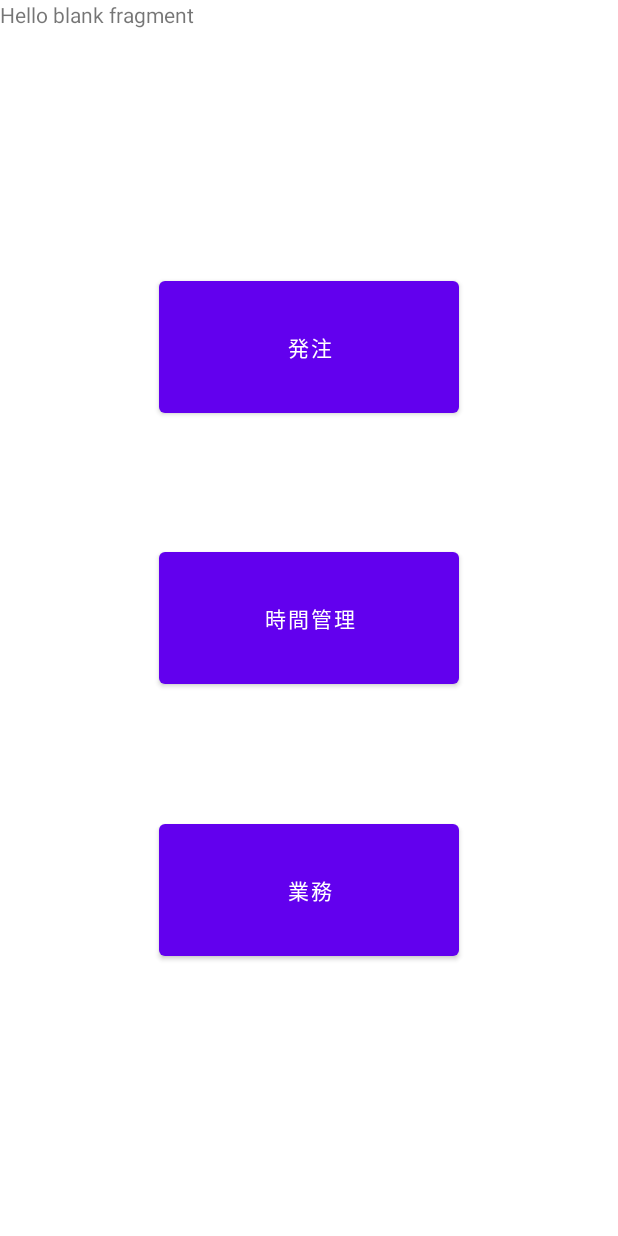
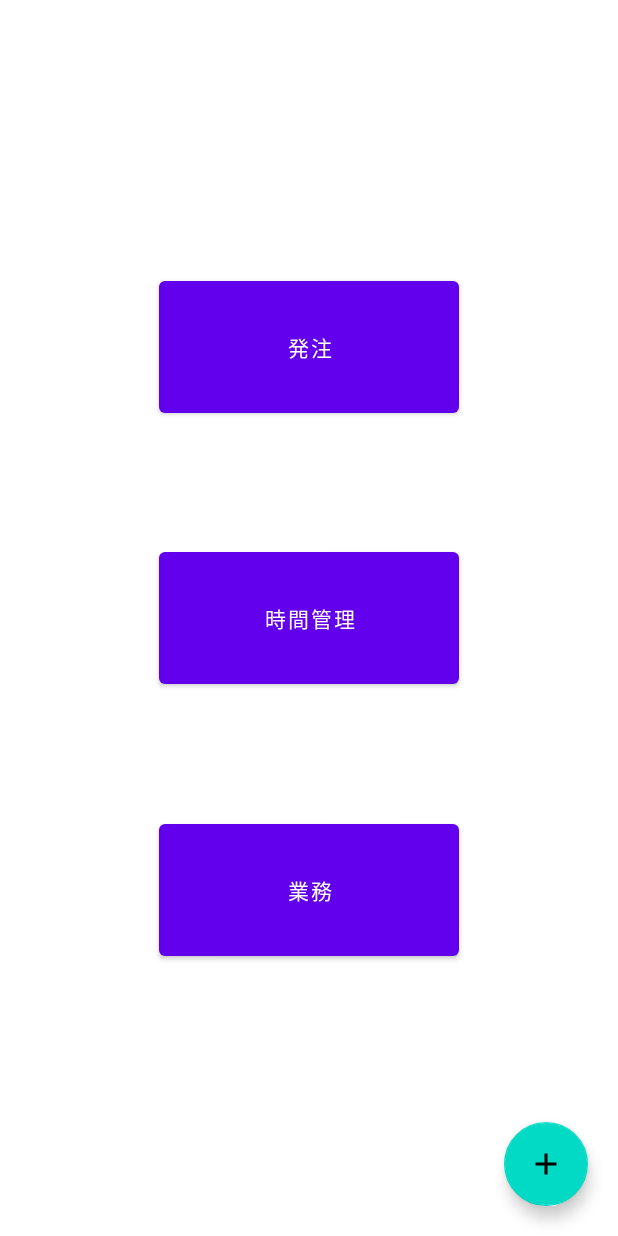
Before and after one commit to Motsu0417/Umajo_App, an Android app: the fragment TimeManageFragment placed in its activity, on a phone screen of 412 x 824 dp. Run offline under Robolectric (Android 15) with nearby library versions, the phone set to English and light mode, and no system bars.

```diff
--- /dev/null
+++ b/app/src/main/res/drawable/ic_baseline_add_24.xml
@@ -0,0 +1,5 @@
+<vector android:height="24dp" android:tint="#000000"
+    android:viewportHeight="24" android:viewportWidth="24"
+    android:width="24dp" xmlns:android="http://schemas.android.com/apk/res/android">
+    <path android:fillColor="@android:color/white" android:pathData="M19,13h-6v6h-2v-6H5v-2h6V5h2v6h6v2z"/>
+</vector>
--- a/app/src/main/res/layout/fragment_time_manage.xml
+++ b/app/src/main/res/layout/fragment_time_manage.xml
@@ -1,14 +1,29 @@
 <?xml version="1.0" encoding="utf-8"?>
-<FrameLayout xmlns:android="http://schemas.android.com/apk/res/android"
+<androidx.constraintlayout.widget.ConstraintLayout
+    xmlns:android="http://schemas.android.com/apk/res/android"
+    xmlns:app="http://schemas.android.com/apk/res-auto"
     xmlns:tools="http://schemas.android.com/tools"
     android:layout_width="match_parent"
     android:layout_height="match_parent"
     tools:context=".TimeManageFragment">
 
     <!-- TODO: Update blank fragment layout -->
-    <TextView
+
+    <com.google.android.material.floatingactionbutton.FloatingActionButton
+        android:id="@+id/floatingActionButton"
+        android:layout_width="wrap_content"
+        android:layout_height="wrap_content"
+        android:layout_marginEnd="20dp"
+        android:layout_marginBottom="20dp"
+        android:clickable="true"
+        android:src="@drawable/ic_baseline_add_24"
+        app:layout_constraintBottom_toBottomOf="parent"
+        app:layout_constraintEnd_toEndOf="parent" />
+
+    <androidx.recyclerview.widget.RecyclerView
+        android:id="@+id/time_recycler_view"
         android:layout_width="match_parent"
         android:layout_height="match_parent"
-        android:text="@string/hello_blank_fragment" />
+        tools:listitem="@layout/time_view_item" />
 
-</FrameLayout>
+</androidx.constraintlayout.widget.ConstraintLayout>
```
Also changed, not shown: app/src/main/java/app/motsu/hiromoto/umajo_app/MainActivity.kt (+18 -0 lines), app/src/main/java/app/motsu/hiromoto/umajo_app/TimeListAdapter.kt (added, +65 -0 lines), app/src/main/res/drawable/ic_baseline_more_time_24.xml (added, +7 -0 lines), app/src/main/res/layout/time_view_item.xml (added, +105 -0 lines).
